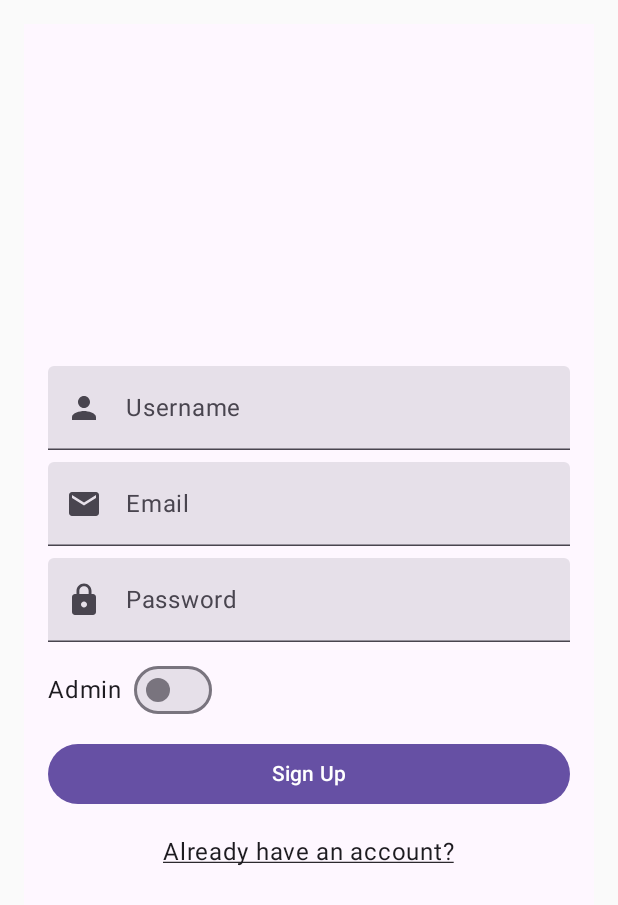
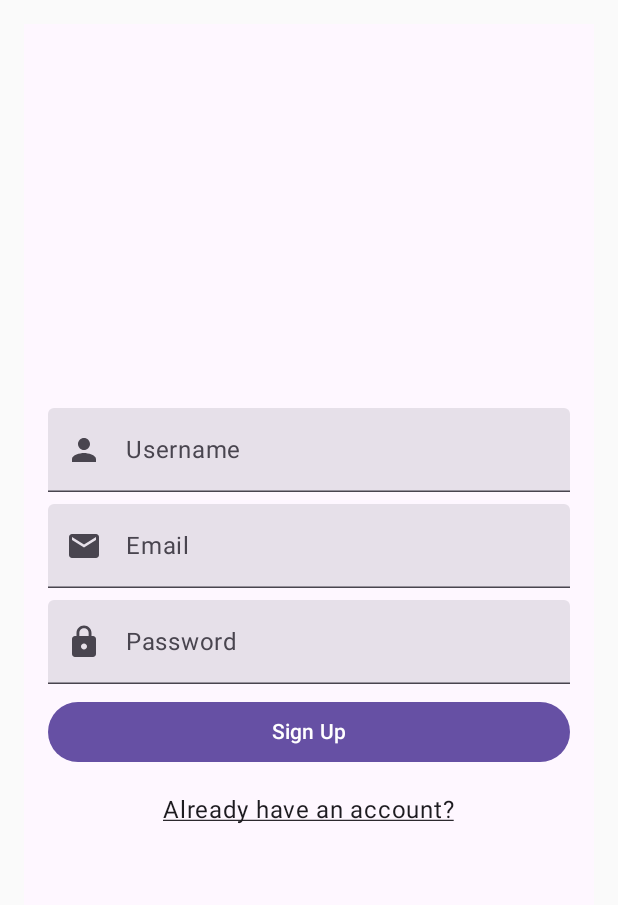
Before and after one commit to vanessatan157/mobsec, an Android app built with Jetpack Compose: the SignupScreen screen opened through its navigation route, on a phone screen of 412 x 824 dp. Shown: the top 905 px of the screen. Run offline under Robolectric (Android 15) with nearby library versions, the phone set to English and light mode, and no system bars; our stand-ins replace Firebase (no records; nobody signed in at launch, a user with empty details on screens opened directly).

Commit message:
Revert "added admin switch"
This reverts commit c495ded54511e38b769ca14c3b62a4b2c7d12ad4.

```diff
--- a/app/src/main/java/com/example/myapplication/SignupScreen.kt
+++ b/app/src/main/java/com/example/myapplication/SignupScreen.kt
@@ -6,12 +6,9 @@ import androidx.activity.result.contract.ActivityResultContracts
 import androidx.compose.foundation.clickable
 import androidx.compose.foundation.layout.Arrangement
 import androidx.compose.foundation.layout.Column
-import androidx.compose.foundation.layout.Row
-import androidx.compose.foundation.layout.Spacer
 import androidx.compose.foundation.layout.fillMaxSize
 import androidx.compose.foundation.layout.fillMaxWidth
 import androidx.compose.foundation.layout.padding
-import androidx.compose.foundation.layout.width
 import androidx.compose.material.icons.Icons
 import androidx.compose.material.icons.filled.Email
 import androidx.compose.material.icons.filled.Lock
@@ -20,7 +17,6 @@ import androidx.compose.material3.Button
 import androidx.compose.material3.Icon
 import androidx.compose.material3.MaterialTheme
 import androidx.compose.material3.Surface
-import androidx.compose.material3.Switch
 import androidx.compose.material3.Text
 import androidx.compose.material3.TextField
 import androidx.compose.runtime.Composable
@@ -50,7 +46,6 @@ fun SignupScreen(navController: NavController) {
     var password by remember { mutableStateOf("") }
     var showToast by remember { mutableStateOf(false) }
     var toastMessage by remember { mutableStateOf("") }
-    var isAdmin by remember { mutableStateOf(false) } // Default to false
 
     val context = LocalContext.current
 
@@ -103,20 +98,6 @@ fun SignupScreen(navController: NavController) {
                 visualTransformation = PasswordVisualTransformation(),
                 leadingIcon = { Icon(Icons.Default.Lock, contentDescription = null) }
             )
-            // Switch for selecting account type
-            Row(
-                modifier = Modifier
-                    .fillMaxWidth()
-                    .padding(bottom = 8.dp),
-                verticalAlignment = Alignment.CenterVertically
-            ) {
-                Text("Admin")
-                Spacer(modifier = Modifier.width(8.dp)) // Add space between text and Switch
-                Switch(
-                    checked = isAdmin,
-                    onCheckedChange = { isAdmin = it }
-                )
-            }
 
             Button(
                 onClick = {
```
